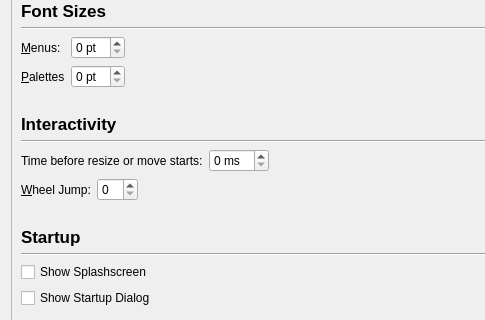
Above: scribus/ui/prefs_userinterfacebase.ui from scribusproject/scribus before the change; both pictures show x 0 to 485 and y 215 to 535 of the 811 by 714 pixel window. Below: the same form after it.
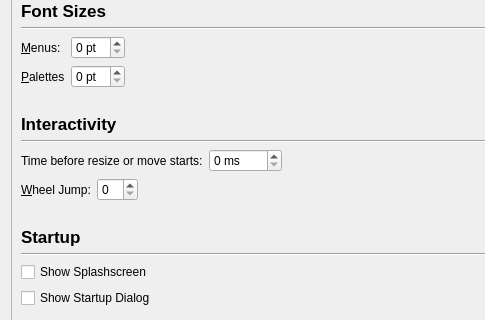
That is the form after the change.

Commit message: Allow new user interface prefs pane to load/save data

What changed in the file:
```diff
--- a/scribus/ui/prefs_userinterfacebase.ui
+++ b/scribus/ui/prefs_userinterfacebase.ui
@@ -315,6 +315,9 @@
            <property name="suffix">
             <string> ms</string>
            </property>
+           <property name="maximum">
+            <number>9999</number>
+           </property>
           </widget>
          </item>
          <item>
```
The commit also changes 6 other files.
